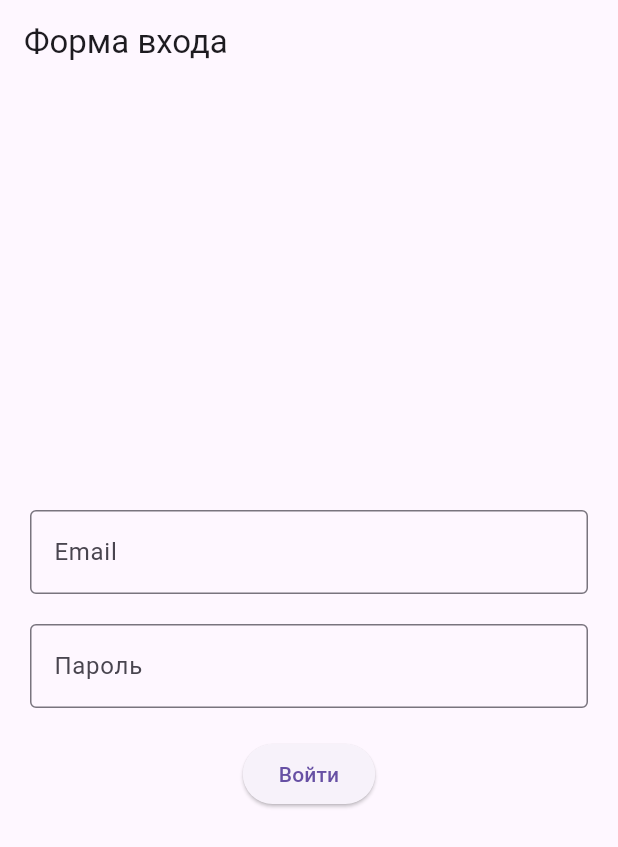
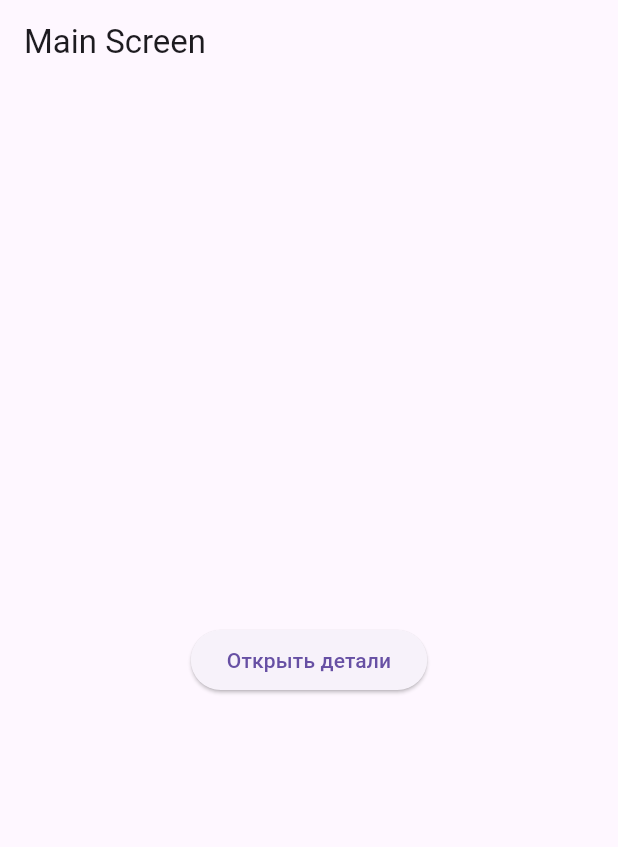
Before and after one commit to szhumabekkyzy/FlutterProject, a Flutter app: the screen it shows after launch, on a phone screen of 412 x 824 dp. Shown: the top 847 px of the screen. Run offline on Flutter 3.47's test engine with Material 3 defaults, Android fonts, the phone set to English and light mode, and no system bars.

Commit message:
homework_13

```diff
--- a/lib/main.dart
+++ b/lib/main.dart
@@ -9,96 +9,101 @@ class MyApp extends StatelessWidget {
 
   @override
   Widget build(BuildContext context) {
-    return MaterialApp(home: LoginPage());
+    return MaterialApp(home: MainScreen());
   }
 }
 
-class LoginPage extends StatefulWidget {
-  const LoginPage({super.key});
-
-  @override
-  State<LoginPage> createState() => _LoginPageState();
-}
-
-class _LoginPageState extends State<LoginPage> {
-  final formKey = GlobalKey<FormState>();
-  final emailController = TextEditingController();
-  final passwordController = TextEditingController();
-
-  @override
-  void dispose() {
-    emailController.dispose();
-    passwordController.dispose();
-    super.dispose();
-  }
+class MainScreen extends StatelessWidget {
+  const MainScreen({super.key});
 
   @override
   Widget build(BuildContext context) {
     return Scaffold(
-      appBar: AppBar(title: Text("Форма входа")),
-      body: Padding(
-        padding: const EdgeInsets.all(20.0),
-        child: Form(
-          key: formKey,
-          child: Column(
-            mainAxisAlignment: MainAxisAlignment.center,
-            children: [
-              TextFormField(
-                controller: emailController,
-                decoration: InputDecoration(
-                  labelText: "Email",
-                  border: OutlineInputBorder(),
-                ),
-                validator: (value) {
-                  if (value == null || value.isEmpty) {
-                    return "Введите email";
-                  }
-                  if (!value.contains("@")) {
-                    return "Email должен содержать @";
-                  }
-                  return null;
-                },
+      appBar: AppBar(title: const Text('Main Screen')),
+      body: Center(
+        child: ElevatedButton(
+          child: const Text('Открыть детали'),
+          onPressed: () {
+            Navigator.push(
+              context,
+              MaterialPageRoute(
+                builder: (context) =>
+                    DetailsScreen(detailText: 'Привет из MainScreen'),
               ),
-
-              SizedBox(height: 20),
-
-              TextFormField(
-                controller: passwordController,
-                obscureText: true,
-                decoration: InputDecoration(
-                  labelText: "Пароль",
-                  border: OutlineInputBorder(),
-                ),
-                validator: (value) {
-                  if (value == null || value.isEmpty) {
-                    return "Введите пароль";
-                  }
-                  if (value.length < 6) {
-                    return "Минимум 6 символов";
-                  }
-                  return null;
-                },
-              ),
-
-              SizedBox(height: 20),
-
-              ElevatedButton(
-                onPressed: () {
-                  if (formKey.currentState!.validate()) {
-                    ScaffoldMessenger.of(
-                      context,
-                    ).showSnackBar(SnackBar(content: Text("Успешный вход!")));
-
-                    emailController.clear();
-                    passwordController.clear();
-                  }
-                },
-                child: Text("Войти"),
-              ),
-            ],
-          ),
+            );
+          },
         ),
       ),
     );
   }
 }
+
+class DetailsScreen extends StatelessWidget {
+  final String detailText;
+
+  const DetailsScreen({super.key, required this.detailText});
+
+  @override
+  Widget build(BuildContext context) {
+    return Scaffold(
+      appBar: AppBar(title: const Text('Details Screen')),
+      body: Center(
+        child: Column(
+          mainAxisAlignment: MainAxisAlignment.center,
+          children: [
+            Text(detailText, style: const TextStyle(fontSize: 20)),
+            const SizedBox(height: 20),
+
+            ElevatedButton(
+              child: const Text('Открыть настройки'),
+              onPressed: () {
+                Navigator.push(
+                  context,
+                  MaterialPageRoute(
+                    builder: (context) => const SettingsScreen(),
+                  ),
+                );
+              },
+            ),
+
+            const SizedBox(height: 20),
+
+            ElevatedButton(
+              child: const Text('Назад'),
+              onPressed: () {
+                Navigator.pop(context);
+              },
+            ),
+          ],
+        ),
+      ),
+    );
+  }
+}
+
+class SettingsScreen extends StatelessWidget {
+  const SettingsScreen({super.key});
+
+  @override
+  Widget build(BuildContext context) {
+    return Scaffold(
+      appBar: AppBar(title: const Text('Settings')),
+      body: Center(
+        child: Column(
+          mainAxisAlignment: MainAxisAlignment.center,
+          children: [
+            const Text('Настройки', style: TextStyle(fontSize: 20)),
+            const SizedBox(height: 20),
+
+            ElevatedButton(
+              child: const Text('Назад'),
+              onPressed: () {
+                Navigator.pop(context);
+              },
+            ),
+          ],
+        ),
+      ),
+    );
+  }
+}
```
